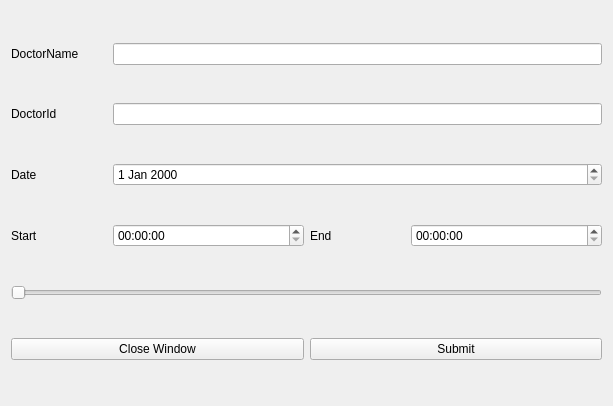
Old version of the form src/patient-client/src/patientappointment.ui in the repository bit-cs-practicing/MedicalIntelligence.
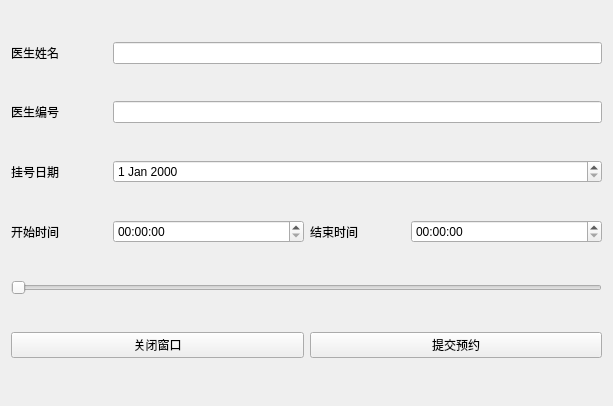
New version of the form.

Patch:
```diff
--- a/src/patient-client/src/patientappointment.ui
+++ b/src/patient-client/src/patientappointment.ui
@@ -17,7 +17,7 @@
    <item row="3" column="3">
     <widget class="QLabel" name="label_3">
      <property name="text">
-      <string>End</string>
+      <string>结束时间</string>
      </property>
     </widget>
    </item>
@@ -27,7 +27,7 @@
    <item row="3" column="0">
     <widget class="QLabel" name="label_2">
      <property name="text">
-      <string>Start</string>
+      <string>开始时间</string>
      </property>
     </widget>
    </item>
@@ -37,14 +37,14 @@
    <item row="0" column="0">
     <widget class="QLabel" name="label">
      <property name="text">
-      <string>DoctorName</string>
+      <string>医生姓名</string>
      </property>
     </widget>
    </item>
    <item row="1" column="0">
     <widget class="QLabel" name="label_5">
      <property name="text">
-      <string>DoctorId</string>
+      <string>医生编号</string>
      </property>
     </widget>
    </item>
@@ -64,7 +64,7 @@
    <item row="2" column="0">
     <widget class="QLabel" name="label_4">
      <property name="text">
-      <string>Date</string>
+      <string>挂号日期</string>
      </property>
     </widget>
    </item>
@@ -74,14 +74,14 @@
    <item row="5" column="0" colspan="3">
     <widget class="QPushButton" name="closeWindow">
      <property name="text">
-      <string>Close Window</string>
+      <string>关闭窗口</string>
      </property>
     </widget>
    </item>
    <item row="5" column="3" colspan="3">
     <widget class="QPushButton" name="submit">
      <property name="text">
-      <string>Submit</string>
+      <string>提交预约</string>
      </property>
     </widget>
    </item>
```
